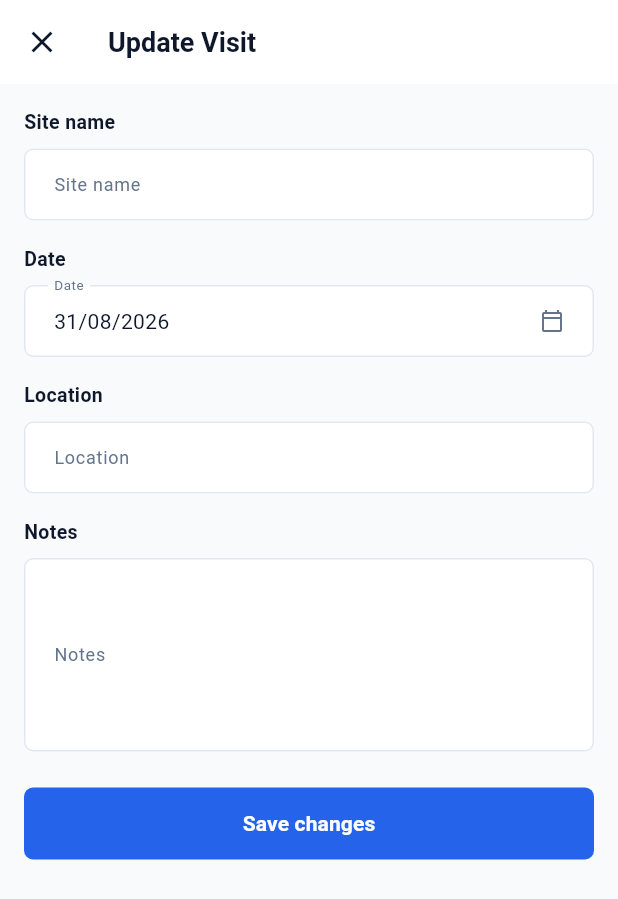
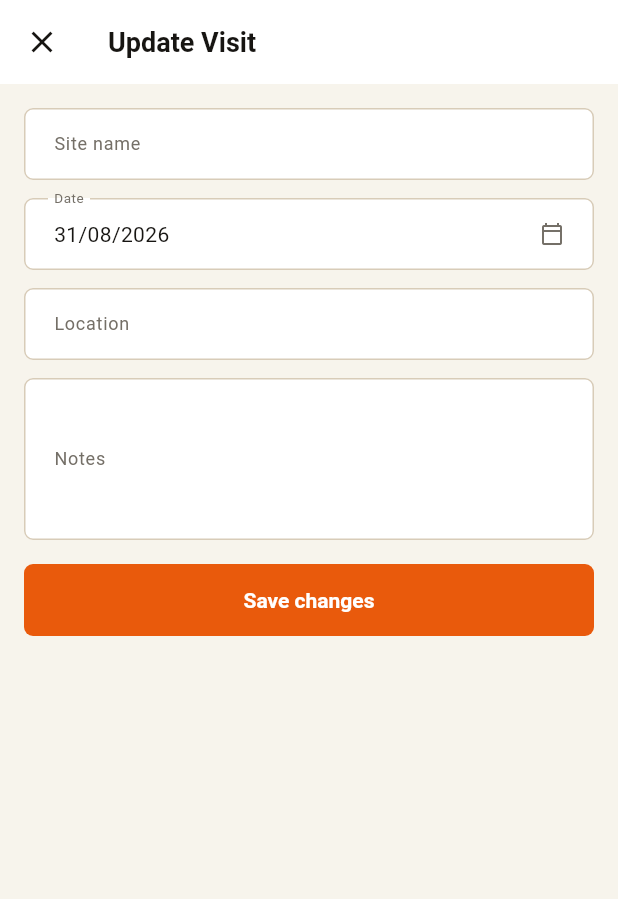
Before and after one commit to Ankitha018/field_visit_log, a Flutter app: the VisitDetailsScreen screen opened directly with empty values, after a tap on "Edit", on a phone screen of 412 x 824 dp. Shown: the top 899 px of the screen. Run offline on Flutter 3.47's test engine with Material 3 defaults, Android fonts, the phone set to English and light mode, and no system bars; our stand-ins replace connectivity_plus, equatable, flutter_bloc, sqflite; accounts and stored records are empty; statements that could not run were skipped.

Commit message:
Fix form overflow when keyboard opens

```diff
--- a/lib/core/components/buttons/primary_button.dart
+++ b/lib/core/components/buttons/primary_button.dart
@@ -29,14 +29,16 @@ class PrimaryButton extends StatelessWidget {
         style: ElevatedButton.styleFrom(
           backgroundColor: AppColors.primary,
           foregroundColor: AppColors.onPrimary,
+          disabledBackgroundColor: AppColors.primary.withValues(alpha: 0.55),
+          disabledForegroundColor: AppColors.onPrimary,
           elevation: 0,
           padding: const EdgeInsets.symmetric(horizontal: AppSpacing.paddingLg),
           shape: RoundedRectangleBorder(borderRadius: BorderRadius.circular(6)),
         ),
         child: isLoading
             ? const SizedBox(
-                width: 16,
-                height: 16,
+                width: 18,
+                height: 18,
                 child: CircularProgressIndicator(
                   strokeWidth: 2,
                   color: AppColors.onPrimary,
--- a/lib/core/components/cards/app_card.dart
+++ b/lib/core/components/cards/app_card.dart
@@ -17,8 +17,15 @@ class AppCard extends StatelessWidget {
       padding: padding ?? const EdgeInsets.all(AppSpacing.paddingLg),
       decoration: BoxDecoration(
         color: AppColors.surface,
-        border: Border.all(color: AppColors.line),
-        borderRadius: BorderRadius.circular(6),
+        border: Border.all(color: AppColors.border, width: 1),
+        borderRadius: BorderRadius.circular(8),
+        boxShadow: const [
+          BoxShadow(
+            blurRadius: 2,
+            offset: Offset(0, 1),
+            color: Color(0x12000000),
+          ),
+        ],
       ),
       child: child,
     );
@@ -29,7 +36,7 @@ class AppCard extends StatelessWidget {
 
     return InkWell(
       onTap: onTap,
-      borderRadius: BorderRadius.circular(6),
+      borderRadius: BorderRadius.circular(8),
       child: card,
     );
   }
--- a/lib/core/components/chips/status_chip.dart
+++ b/lib/core/components/chips/status_chip.dart
@@ -15,32 +15,32 @@ class StatusChip extends StatelessWidget {
   Color get _backgroundColor {
     switch (type) {
       case StatusChipType.neutral:
-        return AppColors.hover;
+        return const Color(0xFFF0EDE7);
 
       case StatusChipType.success:
-        return AppColors.success.withValues(alpha: 0.12);
+        return const Color(0xFFE4F4EA);
 
       case StatusChipType.warning:
-        return AppColors.warning.withValues(alpha: 0.12);
+        return const Color(0xFFFFF2D8);
 
       case StatusChipType.error:
-        return AppColors.error.withValues(alpha: 0.12);
+        return const Color(0xFFFCE5E5);
 
       case StatusChipType.primary:
-        return AppColors.primary.withValues(alpha: 0.08);
+        return const Color(0xFFFFE9DD);
     }
   }
 
   Color get _foregroundColor {
     switch (type) {
       case StatusChipType.neutral:
-        return AppColors.muted;
+        return const Color(0xFF6F6A62);
 
       case StatusChipType.success:
-        return AppColors.success;
+        return const Color(0xFF27834B);
 
       case StatusChipType.warning:
-        return AppColors.warning;
+        return const Color(0xFF9A6810);
 
       case StatusChipType.error:
         return AppColors.error;
@@ -54,7 +54,7 @@ class StatusChip extends StatelessWidget {
   Widget build(BuildContext context) {
     return Container(
       padding: const EdgeInsets.symmetric(
-        horizontal: AppSpacing.paddingMd,
+        horizontal: AppSpacing.paddingSm,
         vertical: AppSpacing.paddingXs,
       ),
       decoration: BoxDecoration(
@@ -65,7 +65,7 @@ class StatusChip extends StatelessWidget {
         label,
         style: AppTextStyles.caption.copyWith(
           color: _foregroundColor,
-          fontWeight: FontWeight.w500,
+          fontWeight: FontWeight.w600,
         ),
       ),
     );
--- a/lib/core/theme/app_colors.dart
+++ b/lib/core/theme/app_colors.dart
@@ -3,32 +3,32 @@ import 'package:flutter/material.dart';
 class AppColors {
   AppColors._();
 
-  // Primary brand colors
-  static const Color primary = Color(0xFF2563EB);
+  // Primary brand color
+  static const Color primary = Color(0xFFE95A0C);
   static const Color onPrimary = Color(0xFFFFFFFF);
 
   // Backgrounds
-  static const Color background = Color(0xFFF8FAFC);
+  static const Color background = Color(0xFFF7F4EC);
   static const Color surface = Color(0xFFFFFFFF);
 
   // Text
-  static const Color foreground = Color(0xFF0F172A);
-  static const Color muted = Color(0xFF64748B);
+  static const Color foreground = Color(0xFF171512);
+  static const Color muted = Color(0xFF746F67);
 
   // Borders
-  static const Color border = Color(0xFFE2E8F0);
-  static const Color line = Color(0xFFE5E7EB);
+  static const Color border = Color(0xFFD8CCB8);
+  static const Color line = Color(0xFFD8CCB8);
 
   // Interactive
-  static const Color hover = Color(0xFFF1F5F9);
+  static const Color hover = Color(0xFFF2EDE3);
 
   // Semantic colors
-  static const Color success = Color(0xFF16A34A);
-  static const Color warning = Color(0xFFF59E0B);
-  static const Color error = Color(0xFFDC2626);
-  static const Color info = Color(0xFF2563EB);
+  static const Color success = Color(0xFF2E9B5B);
+  static const Color warning = Color(0xFFE5A11A);
+  static const Color error = Color(0xFFE24A4A);
+  static const Color info = Color(0xFFE95A0C);
 
   // Shimmer
-  static const Color shimmerBase = Color(0xFFE2E8F0);
-  static const Color shimmerHighlight = Color(0xFFF8FAFC);
+  static const Color shimmerBase = Color(0xFFE5DED1);
+  static const Color shimmerHighlight = Color(0xFFF7F4EC);
 }
--- a/lib/core/theme/app_theme.dart
+++ b/lib/core/theme/app_theme.dart
@@ -10,6 +10,9 @@ class AppTheme {
     return ThemeData(
       useMaterial3: true,
 
+      // --------------------------------------------------
+      // General
+      // --------------------------------------------------
       scaffoldBackgroundColor: AppColors.background,
 
       colorScheme: const ColorScheme.light(
@@ -21,13 +24,21 @@ class AppTheme {
         onError: AppColors.onPrimary,
       ),
 
+      // --------------------------------------------------
+      // App Bar
+      // --------------------------------------------------
       appBarTheme: const AppBarTheme(
         backgroundColor: AppColors.surface,
         foregroundColor: AppColors.foreground,
         elevation: 0,
+        scrolledUnderElevation: 0,
         centerTitle: false,
+        titleTextStyle: AppTextStyles.title,
       ),
 
+      // --------------------------------------------------
+      // Text
+      // --------------------------------------------------
       textTheme: const TextTheme(
         headlineLarge: AppTextStyles.headline,
         titleLarge: AppTextStyles.title,
@@ -39,29 +50,82 @@ class AppTheme {
         labelMedium: AppTextStyles.label,
       ),
 
+      // --------------------------------------------------
+      // Dividers
+      // --------------------------------------------------
       dividerTheme: const DividerThemeData(color: AppColors.line, thickness: 1),
 
+      // --------------------------------------------------
+      // Text fields
+      // --------------------------------------------------
       inputDecorationTheme: InputDecorationTheme(
         filled: true,
         fillColor: AppColors.surface,
+
         labelStyle: AppTextStyles.caption,
         hintStyle: AppTextStyles.caption,
+
+        contentPadding: const EdgeInsets.symmetric(
+          horizontal: 16,
+          vertical: 14,
+        ),
+
         border: OutlineInputBorder(
           borderRadius: BorderRadius.circular(6),
           borderSide: const BorderSide(color: AppColors.border),
         ),
+
         enabledBorder: OutlineInputBorder(
           borderRadius: BorderRadius.circular(6),
           borderSide: const BorderSide(color: AppColors.border),
         ),
+
         focusedBorder: OutlineInputBorder(
           borderRadius: BorderRadius.circular(6),
-          borderSide: const BorderSide(color: AppColors.primary),
+          borderSide: const BorderSide(color: AppColors.primary, width: 1.5),
         ),
+
         errorBorder: OutlineInputBorder(
           borderRadius: BorderRadius.circular(6),
           borderSide: const BorderSide(color: AppColors.error),
         ),
+
+        focusedErrorBorder: OutlineInputBorder(
+          borderRadius: BorderRadius.circular(6),
+          borderSide: const BorderSide(color: AppColors.error, width: 1.5),
+        ),
+      ),
+
+      // --------------------------------------------------
+      // Buttons
+      // --------------------------------------------------
+      elevatedButtonTheme: ElevatedButtonThemeData(
+        style: ElevatedButton.styleFrom(
+          backgroundColor: AppColors.primary,
+          foregroundColor: AppColors.onPrimary,
+          elevation: 0,
+          minimumSize: const Size.fromHeight(48),
+          shape: RoundedRectangleBorder(borderRadius: BorderRadius.circular(6)),
+          textStyle: AppTextStyles.button,
+        ),
+      ),
+
+      // --------------------------------------------------
+      // Floating Action Button
+      // --------------------------------------------------
+      floatingActionButtonTheme: const FloatingActionButtonThemeData(
+        backgroundColor: AppColors.primary,
+        foregroundColor: AppColors.onPrimary,
+        elevation: 3,
+      ),
+
+      // --------------------------------------------------
+      // Snackbars
+      // --------------------------------------------------
+      snackBarTheme: const SnackBarThemeData(
+        backgroundColor: AppColors.foreground,
+        contentTextStyle: TextStyle(color: AppColors.onPrimary, fontSize: 14),
+        behavior: SnackBarBehavior.floating,
       ),
     );
   }
--- a/lib/presentation/widgets/visit_form.dart
+++ b/lib/presentation/widgets/visit_form.dart
@@ -3,11 +3,7 @@ import 'package:flutter/material.dart';
 import '../../core/components/buttons/primary_button.dart';
 import '../../core/components/inputs/app_date_field.dart';
 import '../../core/components/inputs/app_text_field.dart';
-import '../../core/localization/app_localizations.dart';
-import '../../core/theme/app_colors.dart';
-import '../../core/theme/app_dimensions.dart';
 import '../../core/theme/app_spacing.dart';
-import '../../core/theme/app_text_styles.dart';
 
 class VisitForm extends StatefulWidget {
   const VisitForm({
@@ -94,27 +90,21 @@ class _VisitFormState extends State<VisitForm> {
 
   @override
   Widget build(BuildContext context) {
-    final l10n = AppLocalizations.of(context);
-
     return Form(
       key: _formKey,
+      child: SingleChildScrollView(
+        keyboardDismissBehavior: ScrollViewKeyboardDismissBehavior.onDrag,
+        padding: EdgeInsets.only(
+          bottom: MediaQuery.of(context).viewInsets.bottom + 16,
+        ),
         child: Column(
-        crossAxisAlignment: CrossAxisAlignment.start,
           children: [
-          _buildLabel(l10n.siteName),
+            AppTextField(controller: _siteNameController, label: 'Site name'),
 
-          const SizedBox(height: AppSpacing.gapSm),
-
-          AppTextField(controller: _siteNameController, label: l10n.siteName),
-
-          const SizedBox(height: AppSpacing.gapLg),
-
-          _buildLabel(l10n.date),
-
-          const SizedBox(height: AppSpacing.gapSm),
+            const SizedBox(height: AppSpacing.paddingMd),
 
             AppDateField(
-            label: l10n.date,
+              label: 'Date',
               value: _selectedDate,
               onChanged: (date) {
                 setState(() {
@@ -123,44 +113,23 @@ class _VisitFormState extends State<VisitForm> {
               },
             ),
 
-          const SizedBox(height: AppSpacing.gapLg),
+            const SizedBox(height: AppSpacing.paddingMd),
 
-          _buildLabel(l10n.location),
+            AppTextField(controller: _locationController, label: 'Location'),
 
-          const SizedBox(height: AppSpacing.gapSm),
-
-          AppTextField(controller: _locationController, label: l10n.location),
-
-          const SizedBox(height: AppSpacing.gapLg),
-
-          _buildLabel(l10n.notes),
-
-          const SizedBox(height: AppSpacing.gapSm),
+            const SizedBox(height: AppSpacing.paddingMd),
 
             AppTextField(
               controller: _notesController,
-            label: l10n.notes,
-            maxLines: 5,
+              label: 'Notes',
+              maxLines: 4,
             ),
 
-          const SizedBox(height: AppSpacing.gapXl),
+            const SizedBox(height: AppSpacing.paddingLg),
 
-          SizedBox(
-            width: double.infinity,
-            height: AppDimensions.controlHeight,
-            child: PrimaryButton(label: widget.buttonText, onPressed: _submit),
-          ),
+            PrimaryButton(label: widget.buttonText, onPressed: _submit),
           ],
         ),
-    );
-  }
-
-  Widget _buildLabel(String text) {
-    return Text(
-      text,
-      style: AppTextStyles.label.copyWith(
-        color: AppColors.foreground,
-        fontWeight: FontWeight.w600,
       ),
     );
   }
```
Lines whose indentation alone changed are shown as unchanged.
